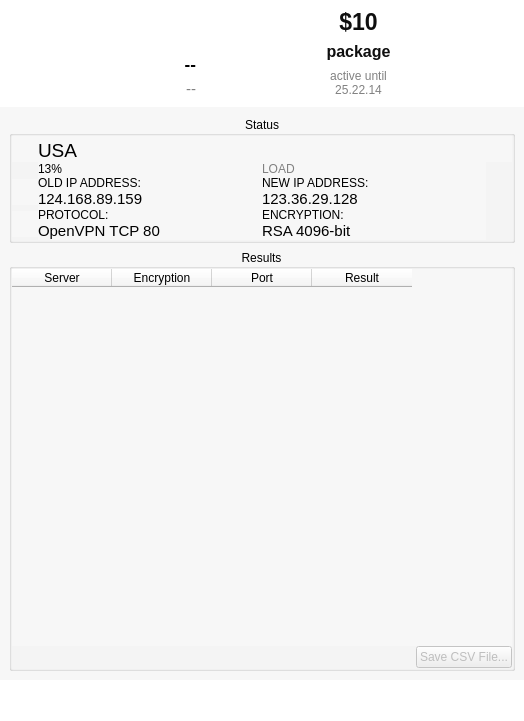
Old version of the form src/safechecker/testdialog.ui in the repository proxysh/Safejumper-for-Desktop.
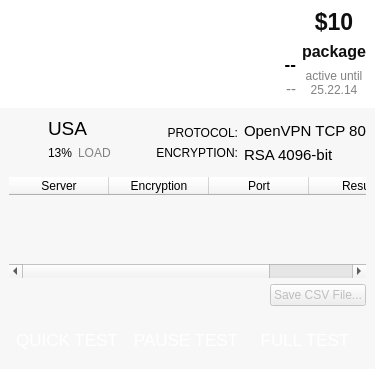
New version of the form. Icons and pictures are not drawn.

Commit message:
Added "Quick Test" mode to only test TCP 80 and UDP 53.
TODO: Make ui not resizable.
Test on mac/windows and linux.

Diff of the .ui file:
```diff
--- a/src/safechecker/testdialog.ui
+++ b/src/safechecker/testdialog.ui
@@ -6,13 +6,13 @@
    <rect>
     <x>0</x>
     <y>0</y>
-    <width>524</width>
-    <height>721</height>
+    <width>375</width>
+    <height>369</height>
    </rect>
   </property>
   <property name="minimumSize">
    <size>
-    <width>500</width>
+    <width>0</width>
     <height>0</height>
    </size>
   </property>
@@ -87,7 +87,10 @@
    <iconset resource="../safejumper/imgs.qrc">
     <normaloff>:/imgs/images/safechecker.png</normaloff>:/imgs/images/safechecker.png</iconset>
   </property>
-  <layout class="QGridLayout" name="gridLayout">
+  <layout class="QVBoxLayout" name="verticalLayout">
+   <property name="spacing">
+    <number>0</number>
+   </property>
    <property name="leftMargin">
     <number>0</number>
    </property>
@@ -100,13 +103,10 @@
    <property name="bottomMargin">
     <number>0</number>
    </property>
-   <property name="spacing">
-    <number>0</number>
-   </property>
-   <item row="0" column="0">
+   <item>
     <widget class="QFrame" name="frameLogo">
      <property name="sizePolicy">
-      <sizepolicy hsizetype="Expanding" vsizetype="Expanding">
+      <sizepolicy hsizetype="Preferred" vsizetype="Preferred">
        <horstretch>0</horstretch>
        <verstretch>0</verstretch>
       </sizepolicy>
@@ -225,37 +225,8 @@
       <enum>QFrame::Raised</enum>
      </property>
      <layout class="QGridLayout" name="gridLayout_3">
-      <item row="4" column="1">
-       <widget class="QLabel" name="L_Email">
-        <property name="enabled">
-         <bool>false</bool>
-        </property>
-        <property name="font">
-         <font>
-          <family>Helvetica Neue</family>
-          <pointsize>11</pointsize>
-          <weight>50</weight>
-          <bold>false</bold>
-         </font>
-        </property>
-        <property name="styleSheet">
-         <string notr="true">QLabel
-{
-	border:0px;
-	color: #818181;
-background: transparent;
-}</string>
-        </property>
-        <property name="text">
-         <string>--</string>
-        </property>
-        <property name="alignment">
-         <set>Qt::AlignRight|Qt::AlignTrailing|Qt::AlignVCenter</set>
-        </property>
-       </widget>
-      </item>
-      <item row="0" column="1" rowspan="2">
-       <widget class="QLabel" name="L_ConnectStatus">
+      <item row="0" column="0" rowspan="4">
+       <widget class="QLabel" name="label">
         <property name="sizePolicy">
          <sizepolicy hsizetype="Fixed" vsizetype="Fixed">
           <horstretch>0</horstretch>
@@ -264,27 +235,22 @@
         </property>
         <property name="maximumSize">
          <size>
-          <width>124</width>
-          <height>16</height>
+          <width>57</width>
+          <height>57</height>
          </size>
         </property>
-        <property name="styleSheet">
-         <string notr="true">QLabel
-{
-	border:0px;
-	color: #ffffff;
-	border-image: url(:/imgs/connect-status-red.png);
-}</string>
-        </property>
         <property name="text">
          <string/>
         </property>
-        <property name="alignment">
-         <set>Qt::AlignRight|Qt::AlignTrailing|Qt::AlignVCenter</set>
+        <property name="pixmap">
+         <pixmap resource="../safejumper/imgs.qrc">:/imgs/images/safechecker.png</pixmap>
+        </property>
+        <property name="scaledContents">
+         <bool>true</bool>
         </property>
        </widget>
       </item>
-      <item row="0" column="2">
+      <item row="0" column="3">
        <widget class="QLabel" name="L_Amount">
         <property name="enabled">
          <bool>false</bool>
@@ -312,7 +278,32 @@
         </property>
        </widget>
       </item>
-      <item row="3" column="2" rowspan="2">
+      <item row="1" column="3" rowspan="2">
+       <widget class="QLabel" name="L_Package">
+        <property name="font">
+         <font>
+          <family>Helvetica Neue</family>
+          <pointsize>12</pointsize>
+          <weight>75</weight>
+          <bold>true</bold>
+         </font>
+        </property>
+        <property name="styleSheet">
+         <string notr="true">QLabel
+{
+background: transparent;
+color: #0f0f0f;
+}</string>
+        </property>
+        <property name="text">
+         <string>package</string>
+        </property>
+        <property name="alignment">
+         <set>Qt::AlignCenter</set>
+        </property>
+       </widget>
+      </item>
+      <item row="3" column="3" rowspan="2">
        <widget class="QLabel" name="L_Until">
         <property name="enabled">
          <bool>false</bool>
@@ -340,33 +331,44 @@
         </property>
        </widget>
       </item>
-      <item row="1" column="2" rowspan="2">
-       <widget class="QLabel" name="L_Package">
-        <property name="font">
-         <font>
-          <family>Helvetica Neue</family>
-          <pointsize>12</pointsize>
-          <weight>75</weight>
-          <bold>true</bold>
-         </font>
+      <item row="0" column="2">
+       <widget class="QLabel" name="L_ConnectStatus">
+        <property name="sizePolicy">
+         <sizepolicy hsizetype="Fixed" vsizetype="Fixed">
+          <horstretch>1</horstretch>
+          <verstretch>0</verstretch>
+         </sizepolicy>
+        </property>
+        <property name="maximumSize">
+         <size>
+          <width>124</width>
+          <height>16</height>
+         </size>
         </property>
         <property name="styleSheet">
          <string notr="true">QLabel
 {
-background: transparent;
-color: #0f0f0f;
+	border:0px;
+	color: #ffffff;
+	border-image: url(:/imgs/connect-status-red.png);
 }</string>
         </property>
         <property name="text">
-         <string>package</string>
+         <string/>
         </property>
         <property name="alignment">
-         <set>Qt::AlignCenter</set>
+         <set>Qt::AlignRight|Qt::AlignTrailing|Qt::AlignVCenter</set>
         </property>
        </widget>
       </item>
-      <item row="2" column="1" rowspan="2">
+      <item row="2" column="1" rowspan="2" colspan="2">
        <widget class="QLabel" name="L_Login">
+        <property name="sizePolicy">
+         <sizepolicy hsizetype="Preferred" vsizetype="Preferred">
+          <horstretch>1</horstretch>
+          <verstretch>0</verstretch>
+         </sizepolicy>
+        </property>
         <property name="font">
          <font>
           <family>Helvetica Neue</family>
@@ -389,235 +391,57 @@
         </property>
        </widget>
       </item>
-      <item row="0" column="0" rowspan="4">
-       <widget class="QLabel" name="label">
-        <property name="sizePolicy">
-         <sizepolicy hsizetype="Fixed" vsizetype="Fixed">
-          <horstretch>0</horstretch>
-          <verstretch>0</verstretch>
-         </sizepolicy>
+      <item row="4" column="1" colspan="2">
+       <widget class="QLabel" name="L_Email">
+        <property name="enabled">
+         <bool>false</bool>
         </property>
-        <property name="minimumSize">
-         <size>
-          <width>57</width>
-          <height>57</height>
-         </size>
-        </property>
-        <property name="maximumSize">
-         <size>
-          <width>57</width>
-          <height>57</height>
-         </size>
-        </property>
-        <property name="text">
-         <string/>
-        </property>
-        <property name="pixmap">
-         <pixmap resource="../safejumper/imgs.qrc">:/imgs/images/safechecker.png</pixmap>
-        </property>
-        <property name="scaledContents">
-         <bool>true</bool>
-        </property>
-       </widget>
-      </item>
-     </layout>
-    </widget>
-   </item>
-   <item row="2" column="0">
-    <layout class="QHBoxLayout" name="horizontalLayout">
-     <item>
-      <widget class="QPushButton" name="startButton">
        <property name="sizePolicy">
-        <sizepolicy hsizetype="Fixed" vsizetype="Fixed">
-         <horstretch>0</horstretch>
+         <sizepolicy hsizetype="Preferred" vsizetype="Preferred">
+          <horstretch>1</horstretch>
          <verstretch>0</verstretch>
         </sizepolicy>
        </property>
-       <property name="minimumSize">
-        <size>
-         <width>110</width>
-         <height>41</height>
-        </size>
-       </property>
-       <property name="maximumSize">
-        <size>
-         <width>110</width>
-         <height>41</height>
-        </size>
-       </property>
        <property name="font">
         <font>
          <family>Helvetica Neue</family>
-         <pointsize>13</pointsize>
-        </font>
-       </property>
-       <property name="cursor">
-        <cursorShape>PointingHandCursor</cursorShape>
-       </property>
-       <property name="focusPolicy">
-        <enum>Qt::NoFocus</enum>
-       </property>
+          <pointsize>11</pointsize>
+          <weight>50</weight>
+          <bold>false</bold>
+         </font>
+        </property>
        <property name="styleSheet">
-        <string notr="true">QPushButton
+         <string notr="true">QLabel
 {
 	border:0px;
-	color: #ffffff;
-	border-image: url(:/imgs/button-normal.png);
-}
-QPushButton:hover:!pressed
-{
-	border-image: url(:/imgs/button-hover.png);
-}
-QPushButton:pressed
-{
-	border-image: url(:/imgs/button-pressed.png);
+	color: #818181;
+background: transparent;
 }</string>
        </property>
        <property name="text">
-        <string>Start Tests</string>
-       </property>
-      </widget>
-     </item>
-     <item>
-      <widget class="QPushButton" name="cancelButton">
-       <property name="sizePolicy">
-        <sizepolicy hsizetype="Fixed" vsizetype="Fixed">
-         <horstretch>0</horstretch>
-         <verstretch>0</verstretch>
-        </sizepolicy>
-       </property>
-       <property name="minimumSize">
-        <size>
-         <width>110</width>
-         <height>41</height>
-        </size>
-       </property>
-       <property name="maximumSize">
-        <size>
-         <width>110</width>
-         <height>41</height>
-        </size>
-       </property>
-       <property name="font">
-        <font>
-         <family>Helvetica Neue</family>
-         <pointsize>10</pointsize>
-        </font>
-       </property>
-       <property name="cursor">
-        <cursorShape>PointingHandCursor</cursorShape>
-       </property>
-       <property name="focusPolicy">
-        <enum>Qt::NoFocus</enum>
-       </property>
-       <property name="styleSheet">
-        <string notr="true">QPushButton
-{
-	border:0px;
-	color: #ffffff;
-	border-image: url(:/imgs/b-cancel-norm.png);
-}
-QPushButton:hover:!pressed
-{
-	border-image: url(:/imgs/b-cancel-hover.png);
-}
-QPushButton:pressed
-{
-	border-image: url(:/imgs/b-cancel-pressed.png);
-}</string>
-       </property>
-       <property name="text">
-        <string/>
-       </property>
-      </widget>
-     </item>
-     <item>
-      <widget class="QPushButton" name="pauseButton">
-       <property name="sizePolicy">
-        <sizepolicy hsizetype="Fixed" vsizetype="Fixed">
-         <horstretch>0</horstretch>
-         <verstretch>0</verstretch>
-        </sizepolicy>
-       </property>
-       <property name="minimumSize">
-        <size>
-         <width>110</width>
-         <height>41</height>
-        </size>
-       </property>
-       <property name="font">
-        <font>
-         <family>Helvetica Neue</family>
-         <pointsize>13</pointsize>
-        </font>
-       </property>
-       <property name="styleSheet">
-        <string notr="true">QPushButton
-{
-	border:0px;
-	color: #ffffff;
-	border-image: url(:/imgs/button-normal.png);
-}
-QPushButton:hover:!pressed
-{
-	border-image: url(:/imgs/button-hover.png);
-}
-QPushButton:pressed
-{
-	border-image: url(:/imgs/button-pressed.png);
-}</string>
-       </property>
-       <property name="text">
-        <string>Pause</string>
-       </property>
+         <string>--</string>
+        </property>
+        <property name="alignment">
+         <set>Qt::AlignRight|Qt::AlignTrailing|Qt::AlignVCenter</set>
+        </property>
+       </widget>
+      </item>
+     </layout>
       </widget>
      </item>
      <item>
-      <widget class="QPushButton" name="settingsButton">
-       <property name="sizePolicy">
-        <sizepolicy hsizetype="Fixed" vsizetype="Fixed">
-         <horstretch>0</horstretch>
-         <verstretch>0</verstretch>
-        </sizepolicy>
-       </property>
-       <property name="minimumSize">
-        <size>
-         <width>110</width>
-         <height>41</height>
-        </size>
-       </property>
+    <widget class="QLabel" name="line_1">
        <property name="maximumSize">
         <size>
-         <width>110</width>
-         <height>41</height>
-        </size>
-       </property>
-       <property name="font">
-        <font>
-         <family>Helvetica Neue</family>
-         <pointsize>10</pointsize>
-        </font>
-       </property>
-       <property name="cursor">
-        <cursorShape>PointingHandCursor</cursorShape>
-       </property>
-       <property name="focusPolicy">
-        <enum>Qt::NoFocus</enum>
-       </property>
+       <width>16777215</width>
+       <height>1</height>
+      </size>
+     </property>
        <property name="styleSheet">
-        <string notr="true">QPushButton
+      <string notr="true">QLabel
 {
-	border:0px;
-	color: #ffffff;
-	border-image: url(:/imgs/b-settings-norm.png);
-}
-QPushButton:hover:!pressed
-{
-	border-image: url(:/imgs/b-settings-hover.png);
-}
-QPushButton:pressed
-{
-	border-image: url(:/imgs/b-settings-pressed.png);
+    border:0px;
+    border-image: url(:/imgs/h-line.png);
 }</string>
        </property>
        <property name="text">
@@ -625,9 +449,7 @@
        </property>
       </widget>
      </item>
-    </layout>
-   </item>
-   <item row="1" column="0">
+   <item>
     <widget class="QFrame" name="frameBottom">
      <property name="sizePolicy">
       <sizepolicy hsizetype="Preferred" vsizetype="Preferred">
@@ -1066,40 +888,9 @@
      <property name="frameShadow">
       <enum>QFrame::Raised</enum>
      </property>
-     <layout class="QGridLayout" name="gridLayout_5">
+     <layout class="QGridLayout" name="gridLayout_2">
       <item row="0" column="0">
-       <widget class="QGroupBox" name="statusGroupBox">
-        <property name="palette">
-         <palette>
-          <active/>
-          <inactive/>
-          <disabled/>
-         </palette>
-        </property>
-        <property name="title">
-         <string>Status</string>
-        </property>
-        <property name="alignment">
-         <set>Qt::AlignCenter</set>
-        </property>
-        <layout class="QGridLayout" name="gridLayout_4">
-         <property name="leftMargin">
-          <number>0</number>
-         </property>
-         <property name="topMargin">
-          <number>0</number>
-         </property>
-         <property name="rightMargin">
-          <number>0</number>
-         </property>
-         <property name="bottomMargin">
-          <number>0</number>
-         </property>
-         <property name="spacing">
-          <number>0</number>
-         </property>
-         <item row="0" column="0">
-          <widget class="QGraphicsView" name="gv_Globe">
+       <widget class="QLabel" name="label_3">
            <property name="sizePolicy">
             <sizepolicy hsizetype="Fixed" vsizetype="Fixed">
              <horstretch>0</horstretch>
@@ -1118,98 +909,40 @@
              <height>26</height>
             </size>
            </property>
-           <property name="styleSheet">
-            <string notr="true">QGraphicsView
-{
-	border-image: url(:/imgs/icon-globe.png);
-}</string>
-           </property>
-           <property name="interactive">
-            <bool>false</bool>
+        <property name="sizeIncrement">
+         <size>
+          <width>0</width>
+          <height>0</height>
+         </size>
+        </property>
+        <property name="text">
+         <string/>
+        </property>
+        <property name="pixmap">
+         <pixmap resource="../safejumper/imgs.qrc">:/imgs/icon-globe.png</pixmap>
+        </property>
+        <property name="scaledContents">
+         <bool>true</bool>
+        </property>
+        <property name="alignment">
+         <set>Qt::AlignCenter</set>
            </property>
           </widget>
          </item>
          <item row="0" column="1">
-          <widget class="QLabel" name="countryLabel">
-           <property name="font">
-            <font>
-             <family>Helvetica Neue</family>
-             <pointsize>14</pointsize>
-             <weight>50</weight>
-             <bold>false</bold>
-            </font>
-           </property>
-           <property name="styleSheet">
-            <string notr="true"/>
-           </property>
-           <property name="text">
-            <string>USA</string>
-           </property>
-           <property name="alignment">
-            <set>Qt::AlignBottom|Qt::AlignLeading|Qt::AlignLeft</set>
-           </property>
-          </widget>
-         </item>
-         <item row="0" column="4">
-          <widget class="QLabel" name="flagLabel">
+       <widget class="QGraphicsView" name="vline_1">
            <property name="sizePolicy">
-            <sizepolicy hsizetype="Fixed" vsizetype="Fixed">
+         <sizepolicy hsizetype="Fixed" vsizetype="Expanding">
              <horstretch>0</horstretch>
              <verstretch>0</verstretch>
             </sizepolicy>
            </property>
            <property name="maximumSize">
             <size>
-             <width>26</width>
-             <height>26</height>
-            </size>
-           </property>
-           <property name="text">
-            <string/>
-           </property>
-           <property name="pixmap">
-            <pixmap resource="../safejumper/imgs.qrc">:/flags/US.png</pixmap>
-           </property>
-          </widget>
-         </item>
-         <item row="1" column="1">
-          <widget class="QLabel" name="L_Percent">
-           <property name="font">
-            <font>
-             <family>Helvetica Neue</family>
-             <pointsize>9</pointsize>
-             <weight>50</weight>
-             <bold>false</bold>
-            </font>
-           </property>
-           <property name="text">
-            <string>13%</string>
-           </property>
-           <property name="alignment">
-            <set>Qt::AlignLeading|Qt::AlignLeft|Qt::AlignTop</set>
-           </property>
-          </widget>
-         </item>
-         <item row="2" column="0" rowspan="2">
-          <widget class="QGraphicsView" name="gv_Globe_2">
-           <property name="sizePolicy">
-            <sizepolicy hsizetype="Fixed" vsizetype="Fixed">
-             <horstretch>0</horstretch>
-             <verstretch>0</verstretch>
-            </sizepolicy>
-           </property>
-           <property name="minimumSize">
-            <size>
-             <width>26</width>
-             <height>26</height>
-            </size>
-           </property>
-           <property name="maximumSize">
-            <size>
-             <width>26</width>
-             <height>26</height>
-            </size>
-           </property>
+          <width>1</width>
+          <height>30</height>
+         </size>
+        </property>
            <property name="styleSheet">
             <string notr="true">QGraphicsView
 {
@@ -1221,78 +954,10 @@
            </property>
           </widget>
          </item>
-         <item row="2" column="1">
-          <widget class="QLabel" name="L_OldIpCaplion">
-           <property name="font">
-            <font>
-             <family>Helvetica Neue</family>
-             <pointsize>9</pointsize>
-             <weight>50</weight>
-             <bold>false</bold>
-            </font>
-           </property>
-           <property name="text">
-            <string>OLD IP ADDRESS:</string>
-           </property>
-           <property name="alignment">
-            <set>Qt::AlignLeading|Qt::AlignLeft|Qt::AlignTop</set>
-           </property>
-          </widget>
-         </item>
-         <item row="3" column="1">
-          <widget class="QLabel" name="L_OldIp">
-           <property name="font">
-            <font>
-             <family>Helvetica Neue</family>
-             <pointsize>11</pointsize>
-             <weight>50</weight>
-             <bold>false</bold>
-            </font>
-           </property>
-           <property name="styleSheet">
-            <string notr="true"/>
-           </property>
-           <property name="text">
-            <string>124.168.89.159</string>
-           </property>
-           <property name="alignment">
-            <set>Qt::AlignLeading|Qt::AlignLeft|Qt::AlignTop</set>
-           </property>
-          </widget>
-         </item>
-         <item row="4" column="0" rowspan="2">
-          <widget class="QGraphicsView" name="gv_Globe_3">
-           <property name="sizePolicy">
-            <sizepolicy hsizetype="Fixed" vsizetype="Fixed">
-             <horstretch>0</horstretch>
-             <verstretch>0</verstretch>
-            </sizepolicy>
-           </property>
-           <property name="minimumSize">
-            <size>
-             <width>26</width>
-             <height>26</height>
-            </size>
-           </property>
-           <property name="maximumSize">
-            <size>
-             <width>26</width>
-             <height>26</height>
-            </size>
-           </property>
-           <property name="styleSheet">
-            <string notr="true">QGraphicsView
-{
-	border-image: url(:/imgs/icon-direction.png);
-}</string>
-           </property>
-           <property name="interactive">
-            <bool>false</bool>
-           </property>
-          </widget>
-         </item>
-         <item row="4" column="1">
-          <widget class="QLabel" name="L_OldIpCaplion_3">
+      <item row="0" column="2">
+       <layout class="QGridLayout" name="gridLayout">
+        <item row="0" column="2">
+         <widget class="QLabel" name="label_2">
            <property name="font">
             <font>
              <family>Helvetica Neue</family>
@@ -1305,12 +970,18 @@
             <string>PROTOCOL:</string>
            </property>
            <property name="alignment">
-            <set>Qt::AlignLeading|Qt::AlignLeft|Qt::AlignTop</set>
+           <set>Qt::AlignBottom|Qt::AlignRight|Qt::AlignTrailing</set>
            </property>
           </widget>
          </item>
-         <item row="5" column="1">
+        <item row="0" column="3">
           <widget class="QLabel" name="L_Protocol">
+          <property name="sizePolicy">
+           <sizepolicy hsizetype="Preferred" vsizetype="Preferred">
+            <horstretch>1</horstretch>
+            <verstretch>0</verstretch>
+           </sizepolicy>
+          </property>
            <property name="font">
             <font>
              <family>Helvetica Neue</family>
@@ -1323,12 +994,42 @@
             <string>OpenVPN TCP 80</string>
            </property>
            <property name="alignment">
+           <set>Qt::AlignBottom|Qt::AlignLeading|Qt::AlignLeft</set>
+          </property>
+         </widget>
+        </item>
+        <item row="1" column="0">
+         <widget class="QLabel" name="L_Percent">
+          <property name="font">
+           <font>
+            <family>Helvetica Neue</family>
+            <pointsize>9</pointsize>
+            <weight>50</weight>
+            <bold>false</bold>
+           </font>
+          </property>
+          <property name="text">
+           <string>13%</string>
+          </property>
+          <property name="alignment">
             <set>Qt::AlignLeading|Qt::AlignLeft|Qt::AlignTop</set>
            </property>
           </widget>
          </item>
-         <item row="1" column="2">
+        <item row="1" column="1">
           <widget class="QLabel" name="L_LOAD">
+          <property name="sizePolicy">
+           <sizepolicy hsizetype="Preferred" vsizetype="Preferred">
+            <horstretch>1</horstretch>
+            <verstretch>0</verstretch>
+           </sizepolicy>
+          </property>
+          <property name="maximumSize">
+           <size>
+            <width>16777215</width>
+            <height>16777215</height>
+           </size>
+          </property>
            <property name="font">
             <font>
              <family>Helvetica Neue</family>
@@ -1351,54 +1052,8 @@
            </property>
           </widget>
          </item>
-         <item row="0" column="2">
-          <widget class="QLabel" name="serverIpLabel">
-           <property name="text">
-            <string/>
-           </property>
-          </widget>
-         </item>
-         <item row="2" column="2">
-          <widget class="QLabel" name="L_OldIpCaplion_2">
-           <property name="font">
-            <font>
-             <family>Helvetica Neue</family>
-             <pointsize>9</pointsize>
-             <weight>50</weight>
-             <bold>false</bold>
-            </font>
-           </property>
-           <property name="text">
-            <string>NEW IP ADDRESS:</string>
-           </property>
-           <property name="alignment">
-            <set>Qt::AlignLeading|Qt::AlignLeft|Qt::AlignTop</set>
-           </property>
-          </widget>
-         </item>
-         <item row="3" column="2">
-          <widget class="QLabel" name="L_NewIp">
-           <property name="font">
-            <font>
-             <family>Helvetica Neue</family>
-             <pointsize>11</pointsize>
-             <weight>50</weight>
-             <bold>false</bold>
-            </font>
-           </property>
-           <property name="styleSheet">
-            <string notr="true"/>
-           </property>
-           <property name="text">
-            <string>123.36.29.128</string>
-           </property>
-           <property name="alignment">
-            <set>Qt::AlignLeading|Qt::AlignLeft|Qt::AlignTop</set>
-           </property>
-          </widget>
-         </item>
-         <item row="4" column="2">
-          <widget class="QLabel" name="L_OldIpCaplion_4">
+        <item row="1" column="2">
+         <widget class="QLabel" name="label_4">
            <property name="font">
             <font>
              <family>Helvetica Neue</family>
@@ -1411,12 +1066,18 @@
             <string>ENCRYPTION:</string>
            </property>
            <property name="alignment">
-            <set>Qt::AlignLeading|Qt::AlignLeft|Qt::AlignTop</set>
+           <set>Qt::AlignRight|Qt::AlignTop|Qt::AlignTrailing</set>
            </property>
           </widget>
          </item>
-         <item row="5" column="2">
+        <item row="1" column="3">
           <widget class="QLabel" name="encryptionLabel">
+          <property name="sizePolicy">
+           <sizepolicy hsizetype="Preferred" vsizetype="Preferred">
+            <horstretch>1</horstretch>
+            <verstretch>0</verstretch>
+           </sizepolicy>
+          </property>
            <property name="font">
             <font>
              <family>Helvetica Neue</family>
@@ -1433,58 +1094,66 @@
            </property>
           </widget>
          </item>
-        </layout>
-       </widget>
-      </item>
-      <item row="1" column="0">
-       <widget class="QGroupBox" name="resultsGroupBox">
-        <property name="title">
-         <string>Results</string>
-        </property>
-        <property name="alignment">
-         <set>Qt::AlignCenter</set>
-        </property>
-        <layout class="QGridLayout" name="gridLayout_2">
-         <property name="leftMargin">
-          <number>0</number>
-         </property>
-         <property name="topMargin">
-          <number>0</number>
-         </property>
-         <property name="rightMargin">
-          <number>0</number>
-         </property>
-         <property name="bottomMargin">
-          <number>0</number>
-         </property>
-         <property name="spacing">
-          <number>0</number>
-         </property>
-         <item row="1" column="1">
-          <widget class="QPushButton" name="saveCSVButton">
-           <property name="enabled">
-            <bool>false</bool>
-           </property>
-           <property name="text">
-            <string>Save CSV File...</string>
-           </property>
-          </widget>
-         </item>
-         <item row="1" column="0">
-          <spacer name="horizontalSpacer">
-           <property name="orientation">
-            <enum>Qt::Horizontal</enum>
-           </property>
-           <property name="sizeHint" stdset="0">
-            <size>
-             <width>40</width>
-             <height>20</height>
-            </size>
-           </property>
-          </spacer>
-         </item>
          <item row="0" column="0" colspan="2">
+         <widget class="QLabel" name="countryLabel">
+          <property name="maximumSize">
+           <size>
+            <width>16777215</width>
+            <height>16777215</height>
+           </size>
+          </property>
+          <property name="font">
+           <font>
+            <family>Helvetica Neue</family>
+            <pointsize>14</pointsize>
+            <weight>50</weight>
+            <bold>false</bold>
+           </font>
+          </property>
+          <property name="styleSheet">
+           <string notr="true"/>
+          </property>
+          <property name="text">
+           <string>USA</string>
+          </property>
+          <property name="alignment">
+           <set>Qt::AlignBottom|Qt::AlignLeading|Qt::AlignLeft</set>
+          </property>
+         </widget>
+        </item>
+       </layout>
+      </item>
+      <item row="1" column="0" colspan="3">
+       <widget class="QLabel" name="line_2">
+        <property name="sizePolicy">
+         <sizepolicy hsizetype="Preferred" vsizetype="Fixed">
+          <horstretch>0</horstretch>
+          <verstretch>0</verstretch>
+         </sizepolicy>
+        </property>
+        <property name="maximumSize">
+         <size>
+          <width>16777215</width>
+          <height>1</height>
+         </size>
+        </property>
+        <property name="styleSheet">
+         <string notr="true">QLabel
+{
+    border:0px;
+    border-image: url(:/imgs/h-line.png);
+}</string>
+        </property>
+        <property name="text">
+         <string/>
+        </property>
+       </widget>
+      </item>
+      <item row="2" column="0" colspan="3">
           <widget class="QTableWidget" name="tableWidget">
+        <property name="frameShadow">
+         <enum>QFrame::Sunken</enum>
+        </property>
            <property name="editTriggers">
             <set>QAbstractItemView::NoEditTriggers</set>
            </property>
@@ -1497,6 +1166,9 @@
            <property name="selectionBehavior">
             <enum>QAbstractItemView::SelectRows</enum>
            </property>
+        <attribute name="horizontalHeaderStretchLastSection">
+         <bool>true</bool>
+        </attribute>
            <column>
             <property name="text">
              <string>Server</string>
@@ -1519,12 +1191,197 @@
            </column>
           </widget>
          </item>
-        </layout>
-        <zorder>tableWidget</zorder>
-        <zorder>saveCSVButton</zorder>
-        <zorder>horizontalSpacer</zorder>
+      <item row="3" column="0" colspan="3">
+       <layout class="QHBoxLayout" name="horizontalLayout_2">
+        <item>
+         <spacer name="horizontalSpacer">
+          <property name="orientation">
+           <enum>Qt::Horizontal</enum>
+          </property>
+          <property name="sizeHint" stdset="0">
+           <size>
+            <width>40</width>
+            <height>20</height>
+           </size>
+          </property>
+         </spacer>
+        </item>
+        <item>
+         <widget class="QPushButton" name="saveCSVButton">
+          <property name="enabled">
+           <bool>false</bool>
+          </property>
+          <property name="text">
+           <string>Save CSV File...</string>
+          </property>
+         </widget>
+        </item>
+       </layout>
+      </item>
+      <item row="4" column="0" colspan="3">
+       <widget class="QLabel" name="line_3">
+        <property name="sizePolicy">
+         <sizepolicy hsizetype="Preferred" vsizetype="Fixed">
+          <horstretch>0</horstretch>
+          <verstretch>0</verstretch>
+         </sizepolicy>
+        </property>
+        <property name="maximumSize">
+         <size>
+          <width>16777215</width>
+          <height>1</height>
+         </size>
+        </property>
+        <property name="styleSheet">
+         <string notr="true">QLabel
+{
+    border:0px;
+    border-image: url(:/imgs/h-line.png);
+}</string>
+        </property>
+        <property name="text">
+         <string/>
+        </property>
        </widget>
       </item>
+      <item row="5" column="0" colspan="3">
+       <layout class="QHBoxLayout" name="horizontalLayout">
+        <item>
+         <widget class="QPushButton" name="quickTestButton">
+          <property name="sizePolicy">
+           <sizepolicy hsizetype="Fixed" vsizetype="Fixed">
+            <horstretch>0</horstretch>
+            <verstretch>0</verstretch>
+           </sizepolicy>
+          </property>
+          <property name="minimumSize">
+           <size>
+            <width>110</width>
+            <height>41</height>
+           </size>
+          </property>
+          <property name="font">
+           <font>
+            <pointsize>13</pointsize>
+           </font>
+          </property>
+          <property name="styleSheet">
+           <string notr="true">QPushButton
+{
+	border:0px;
+	color: #ffffff;
+	border-image: url(:/imgs/button-normal.png);
+}
+QPushButton:hover:!pressed
+{
+	border-image: url(:/imgs/button-hover.png);
+}
+QPushButton:pressed
+{
+	border-image: url(:/imgs/button-pressed.png);
+}</string>
+          </property>
+          <property name="text">
+           <string>QUICK TEST</string>
+          </property>
+         </widget>
+        </item>
+        <item>
+         <widget class="QPushButton" name="pauseButton">
+          <property name="sizePolicy">
+           <sizepolicy hsizetype="Fixed" vsizetype="Fixed">
+            <horstretch>0</horstretch>
+            <verstretch>0</verstretch>
+           </sizepolicy>
+          </property>
+          <property name="minimumSize">
+           <size>
+            <width>110</width>
+            <height>41</height>
+           </size>
+          </property>
+          <property name="font">
+           <font>
+            <family>Helvetica Neue</family>
+            <pointsize>13</pointsize>
+           </font>
+          </property>
+          <property name="styleSheet">
+           <string notr="true">QPushButton
+{
+	border:0px;
+	color: #ffffff;
+	border-image: url(:/imgs/button-normal.png);
+}
+QPushButton:hover:!pressed
+{
+	border-image: url(:/imgs/button-hover.png);
+}
+QPushButton:pressed
+{
+	border-image: url(:/imgs/button-pressed.png);
+}</string>
+          </property>
+          <property name="text">
+           <string>PAUSE TEST</string>
+          </property>
+         </widget>
+        </item>
+        <item>
+         <widget class="QPushButton" name="startButton">
+          <property name="sizePolicy">
+           <sizepolicy hsizetype="Fixed" vsizetype="Fixed">
+            <horstretch>0</horstretch>
+            <verstretch>0</verstretch>
+           </sizepolicy>
+          </property>
+          <property name="minimumSize">
+           <size>
+            <width>110</width>
+            <height>41</height>
+           </size>
+          </property>
+          <property name="maximumSize">
+           <size>
+            <width>110</width>
+            <height>41</height>
+           </size>
+          </property>
+          <property name="font">
+           <font>
+            <family>Helvetica Neue</family>
+            <pointsize>13</pointsize>
+           </font>
+          </property>
+          <property name="cursor">
+           <cursorShape>PointingHandCursor</cursorShape>
+          </property>
+          <property name="focusPolicy">
+           <enum>Qt::NoFocus</enum>
+          </property>
+          <property name="styleSheet">
+           <string notr="true">QPushButton
+{
+	border:0px;
+	color: #ffffff;
+	border-image: url(:/imgs/button-normal.png);
+}
+QPushButton:hover:!pressed
+{
+	border-image: url(:/imgs/button-hover.png);
+}
+QPushButton:pressed
+{
+	border-image: url(:/imgs/button-pressed.png);
+}</string>
+          </property>
+          <property name="text">
+           <string>FULL TEST</string>
+          </property>
+         </widget>
+        </item>
+       </layout>
+      </item>
      </layout>
     </widget>
    </item>
```
Left out of the diff: 8 changed lines with no effect on the pictures. Lines whose indentation alone changed are shown as unchanged. The commit also changes 2 other files.
